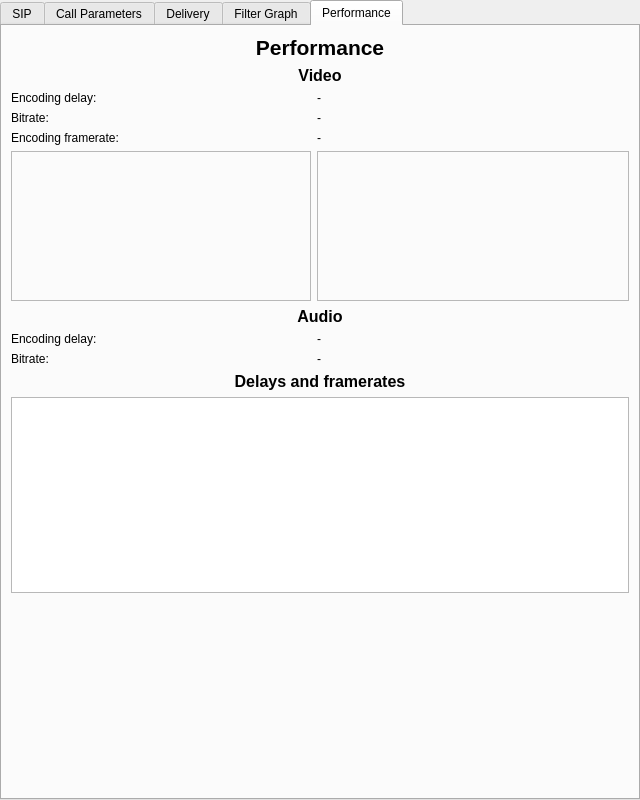
Before: the Qt Designer form ui/statisticswindow.ui in ultravideo/uvgComm, drawn with Qt 5.
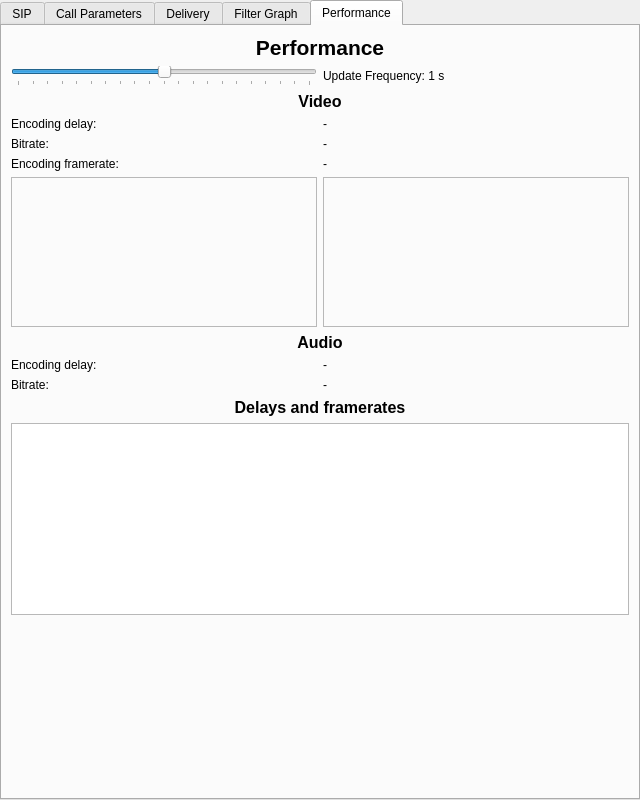
After: the same form once the commit is applied. The open tabs and pages were chosen to show the change. Custom widgets are drawn as their Qt base class.

Commit message: feature(GUI): Slider for setting statistics update frequency.

Patch:
```diff
--- a/ui/statisticswindow.ui
+++ b/ui/statisticswindow.ui
@@ -481,21 +481,14 @@
        <string>Performance</string>
       </attribute>
       <layout class="QGridLayout" name="gridLayout_3">
-       <item row="3" column="0">
-        <widget class="QLabel" name="video_bitrate">
-         <property name="text">
-          <string>Bitrate:</string>
-         </property>
-        </widget>
-       </item>
-       <item row="3" column="1">
+       <item row="6" column="1">
         <widget class="QLabel" name="video_bitrate_value">
          <property name="text">
           <string>-</string>
          </property>
         </widget>
        </item>
-       <item row="6" column="0" colspan="2">
+       <item row="9" column="0" colspan="2">
         <widget class="QLabel" name="audio">
          <property name="font">
           <font>
@@ -512,64 +505,7 @@
          </property>
         </widget>
        </item>
-       <item row="11" column="0">
-        <spacer name="verticalSpacer">
-         <property name="orientation">
-          <enum>Qt::Vertical</enum>
-         </property>
-         <property name="sizeHint" stdset="0">
-          <size>
-           <width>20</width>
-           <height>40</height>
-          </size>
-         </property>
-        </spacer>
-       </item>
-       <item row="7" column="1">
-        <widget class="QLabel" name="audio_delay_value">
-         <property name="text">
-          <string>-</string>
-         </property>
-        </widget>
-       </item>
-       <item row="10" column="0" colspan="2">
-        <widget class="QTableWidget" name="performance_table"/>
-       </item>
-       <item row="0" column="0" colspan="2">
-        <widget class="QLabel" name="label_3">
-         <property name="font">
-          <font>
-           <pointsize>16</pointsize>
-           <weight>75</weight>
-           <bold>true</bold>
-          </font>
-         </property>
-         <property name="text">
-          <string>Performance</string>
-         </property>
-         <property name="alignment">
-          <set>Qt::AlignCenter</set>
-         </property>
-        </widget>
-       </item>
-       <item row="1" column="0" colspan="2">
-        <widget class="QLabel" name="video">
-         <property name="font">
-          <font>
-           <pointsize>12</pointsize>
-           <weight>75</weight>
-           <bold>true</bold>
-          </font>
-         </property>
-         <property name="text">
-          <string>Video</string>
-         </property>
-         <property name="alignment">
-          <set>Qt::AlignCenter</set>
-         </property>
-        </widget>
-       </item>
-       <item row="2" column="1">
+       <item row="5" column="1">
         <widget class="QLabel" name="encode_delay_value">
          <property name="sizePolicy">
           <sizepolicy hsizetype="Expanding" vsizetype="Preferred">
@@ -582,62 +518,34 @@
          </property>
         </widget>
        </item>
-       <item row="4" column="0">
-        <widget class="QLabel" name="encoded_framerate">
-         <property name="text">
-          <string>Encoding framerate:</string>
-         </property>
-        </widget>
-       </item>
-       <item row="8" column="1">
-        <widget class="QLabel" name="audio_bitrate_value">
-         <property name="text">
-          <string>-</string>
-         </property>
-        </widget>
-       </item>
-       <item row="7" column="0">
-        <widget class="QLabel" name="audio_delay">
-         <property name="text">
-          <string>Encoding delay:</string>
-         </property>
-        </widget>
-       </item>
-       <item row="2" column="0">
-        <widget class="QLabel" name="encode_delay">
-         <property name="text">
-          <string>Encoding delay:</string>
-         </property>
-        </widget>
-       </item>
-       <item row="11" column="1">
-        <spacer name="verticalSpacer_2">
-         <property name="orientation">
-          <enum>Qt::Vertical</enum>
-         </property>
-         <property name="sizeHint" stdset="0">
-          <size>
-           <width>20</width>
-           <height>40</height>
-          </size>
-         </property>
-        </spacer>
-       </item>
-       <item row="8" column="0">
-        <widget class="QLabel" name="audio_bitrate">
-         <property name="text">
-          <string>Bitrate:</string>
-         </property>
-        </widget>
-       </item>
-       <item row="4" column="1">
+       <item row="7" column="1">
         <widget class="QLabel" name="encoded_framerate_value">
          <property name="text">
           <string>-</string>
          </property>
         </widget>
        </item>
-       <item row="9" column="0" colspan="2">
+       <item row="14" column="1">
+        <spacer name="verticalSpacer_2">
+         <property name="orientation">
+          <enum>Qt::Vertical</enum>
+         </property>
+         <property name="sizeHint" stdset="0">
+          <size>
+           <width>20</width>
+           <height>40</height>
+          </size>
+         </property>
+        </spacer>
+       </item>
+       <item row="5" column="0">
+        <widget class="QLabel" name="encode_delay">
+         <property name="text">
+          <string>Encoding delay:</string>
+         </property>
+        </widget>
+       </item>
+       <item row="12" column="0" colspan="2">
         <widget class="QLabel" name="label_6">
          <property name="font">
           <font>
@@ -654,7 +562,37 @@
          </property>
         </widget>
        </item>
-       <item row="5" column="1">
+       <item row="13" column="0" colspan="2">
+        <widget class="QTableWidget" name="performance_table"/>
+       </item>
+       <item row="14" column="0">
+        <spacer name="verticalSpacer">
+         <property name="orientation">
+          <enum>Qt::Vertical</enum>
+         </property>
+         <property name="sizeHint" stdset="0">
+          <size>
+           <width>20</width>
+           <height>40</height>
+          </size>
+         </property>
+        </spacer>
+       </item>
+       <item row="6" column="0">
+        <widget class="QLabel" name="video_bitrate">
+         <property name="text">
+          <string>Bitrate:</string>
+         </property>
+        </widget>
+       </item>
+       <item row="11" column="1">
+        <widget class="QLabel" name="audio_bitrate_value">
+         <property name="text">
+          <string>-</string>
+         </property>
+        </widget>
+       </item>
+       <item row="8" column="1">
         <widget class="ChartPainter" name="enc_chart">
          <property name="minimumSize">
           <size>
@@ -670,7 +608,7 @@
          </property>
         </widget>
        </item>
-       <item row="5" column="0">
+       <item row="8" column="0">
         <widget class="ChartPainter" name="bitrate_chart">
          <property name="minimumSize">
           <size>
@@ -686,6 +624,112 @@
          </property>
         </widget>
        </item>
+       <item row="10" column="0">
+        <widget class="QLabel" name="audio_delay">
+         <property name="text">
+          <string>Encoding delay:</string>
+         </property>
+        </widget>
+       </item>
+       <item row="10" column="1">
+        <widget class="QLabel" name="audio_delay_value">
+         <property name="text">
+          <string>-</string>
+         </property>
+        </widget>
+       </item>
+       <item row="11" column="0">
+        <widget class="QLabel" name="audio_bitrate">
+         <property name="text">
+          <string>Bitrate:</string>
+         </property>
+        </widget>
+       </item>
+       <item row="7" column="0">
+        <widget class="QLabel" name="encoded_framerate">
+         <property name="text">
+          <string>Encoding framerate:</string>
+         </property>
+        </widget>
+       </item>
+       <item row="4" column="0" colspan="2">
+        <widget class="QLabel" name="video">
+         <property name="font">
+          <font>
+           <pointsize>12</pointsize>
+           <weight>75</weight>
+           <bold>true</bold>
+          </font>
+         </property>
+         <property name="text">
+          <string>Video</string>
+         </property>
+         <property name="alignment">
+          <set>Qt::AlignCenter</set>
+         </property>
+        </widget>
+       </item>
+       <item row="3" column="0">
+        <widget class="QSlider" name="update_frequency">
+         <property name="minimum">
+          <number>0</number>
+         </property>
+         <property name="maximum">
+          <number>2000</number>
+         </property>
+         <property name="singleStep">
+          <number>100</number>
+         </property>
+         <property name="pageStep">
+          <number>1000</number>
+         </property>
+         <property name="value">
+          <number>1000</number>
+         </property>
+         <property name="tracking">
+          <bool>true</bool>
+         </property>
+         <property name="orientation">
+          <enum>Qt::Horizontal</enum>
+         </property>
+         <property name="invertedAppearance">
+          <bool>false</bool>
+         </property>
+         <property name="invertedControls">
+          <bool>false</bool>
+         </property>
+         <property name="tickPosition">
+          <enum>QSlider::TicksBelow</enum>
+         </property>
+         <property name="tickInterval">
+          <number>100</number>
+         </property>
+        </widget>
+       </item>
+       <item row="3" column="1">
+        <widget class="QLabel" name="update_frequency_label">
+         <property name="text">
+          <string>Update Frequency: 1 s</string>
+         </property>
+        </widget>
+       </item>
+       <item row="2" column="0" colspan="2">
+        <widget class="QLabel" name="label_3">
+         <property name="font">
+          <font>
+           <pointsize>16</pointsize>
+           <weight>75</weight>
+           <bold>true</bold>
+          </font>
+         </property>
+         <property name="text">
+          <string>Performance</string>
+         </property>
+         <property name="alignment">
+          <set>Qt::AlignCenter</set>
+         </property>
+        </widget>
+       </item>
       </layout>
      </widget>
     </widget>
```
The commit also changes 2 other files.
